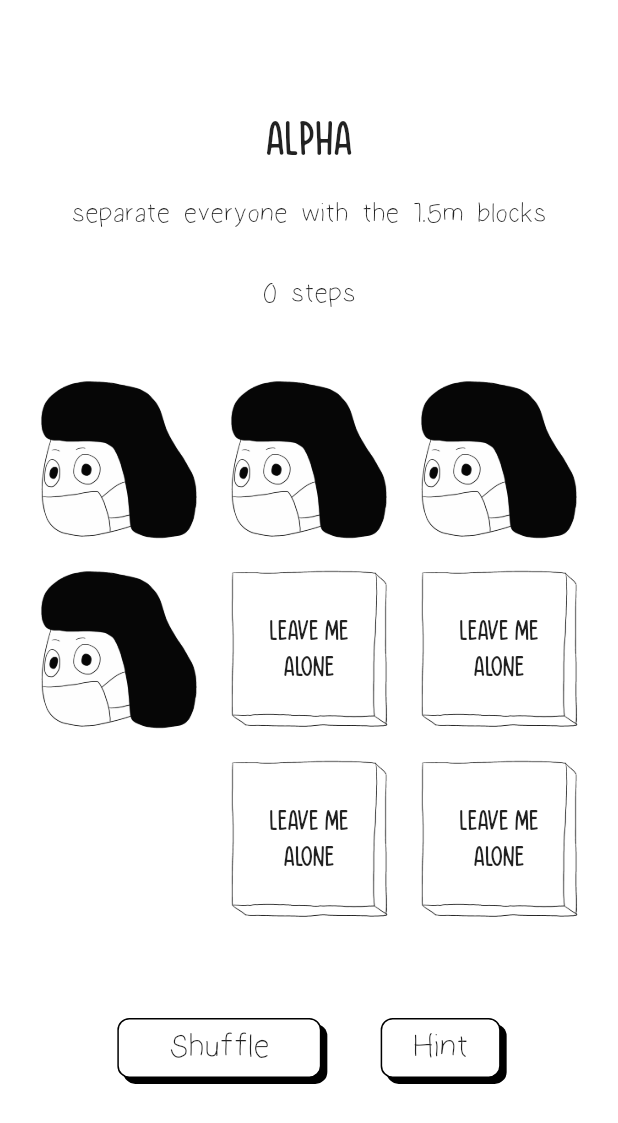
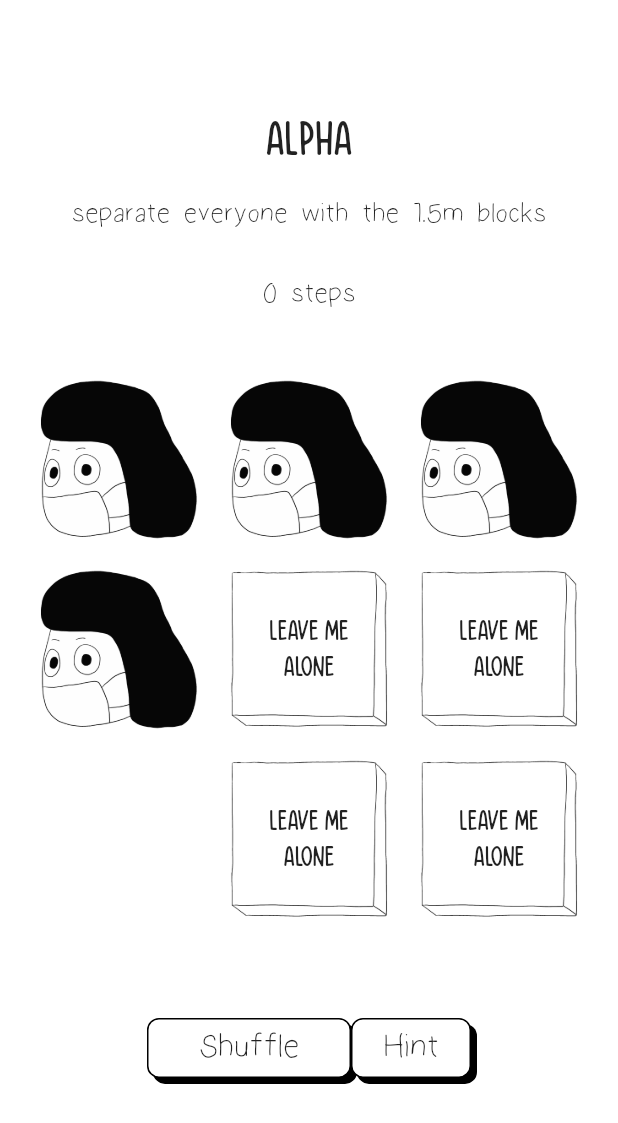
Before and after one commit to dylan-develop/leave_me_alone, a Flutter app: the PageContainer screen opened directly, on a phone screen of 412 x 824 dp. Shown: the top 1123 px of the screen. Run offline on Flutter 3.47's test engine with Material 2 defaults, Android fonts, the phone set to English and light mode, and no system bars; our stand-ins replace beamer, bloc, equatable, flutter_bloc, flutter_svg.

Commit message:
Adjust styling

```diff
--- a/lib/components/bottom_section.dart
+++ b/lib/components/bottom_section.dart
@@ -14,19 +14,18 @@ class BottomSection extends StatelessWidget {
     final puzzle = context.select((PuzzleBloc bloc) => bloc.state.puzzle);
     final status = context.select((PuzzleBloc bloc) => bloc.state.status);
 
-    bool _hasNext = status == PuzzleStatus.complete &&
-        puzzle.getDifficulty() != PuzzleDifficulty.values.last;
+    bool _hasNextLevel = puzzle.getDifficulty() != PuzzleDifficulty.values.last;
 
     return SingleChildScrollView(
       scrollDirection: Axis.horizontal,
       child: Row(
-        mainAxisAlignment: MainAxisAlignment.center,
+        mainAxisAlignment: MainAxisAlignment.spaceAround,
         children: [
           AnimatedOpacity(
-            opacity: _hasNext ? 1 : 0,
+            opacity: _hasNextLevel && status == PuzzleStatus.complete ? 1 : 0,
             duration: const Duration(milliseconds: 300),
             child: Visibility(
-              visible: _hasNext,
+              visible: _hasNextLevel && status == PuzzleStatus.complete,
               child: AppElevatedButton(
                 width: 136,
                 height: 40,
@@ -53,14 +52,11 @@ class BottomSection extends StatelessWidget {
               ),
             ),
           ),
-          Container(
-            width: 36 * MediaQuery.of(context).size.width / 375,
-          ),
           AnimatedOpacity(
-            opacity: _hasNext ? 1 : 0,
+            opacity: status == PuzzleStatus.complete ? 1 : 0,
             duration: const Duration(milliseconds: 300),
             child: Visibility(
-              visible: _hasNext,
+              visible: status == PuzzleStatus.complete,
               child: AppElevatedButton(
                 width: 136,
                 height: 40,
--- a/lib/components/responsive_layout_builder.dart
+++ b/lib/components/responsive_layout_builder.dart
@@ -16,10 +16,10 @@ class ResponsiveLayoutBuilder extends StatelessWidget {
       builder: (context, constraints) {
         final screenWidth = MediaQuery.of(context).size.width;
 
-        if (screenWidth <= 1024) {
+        if (screenWidth <= 768) {
           return mobile;
         }
-        if (screenWidth > 1024) {
+        if (screenWidth > 768) {
           return desktop;
         }
 
--- a/lib/components/side_menu.dart
+++ b/lib/components/side_menu.dart
@@ -43,9 +43,7 @@ class SideMenu extends StatelessWidget {
                         child: Align(
                           alignment: Alignment.centerRight,
                           child: SvgPicture.asset(
-                            kIsWeb
-                                ? 'icons/delete.svg'
-                                : 'assets/icons/delete.svg',
+                            'assets/icons/delete.svg',
                           ),
                         ),
                       ),
```
Also changed, not shown: lib/components/side_section.dart (+5 -22 lines).
